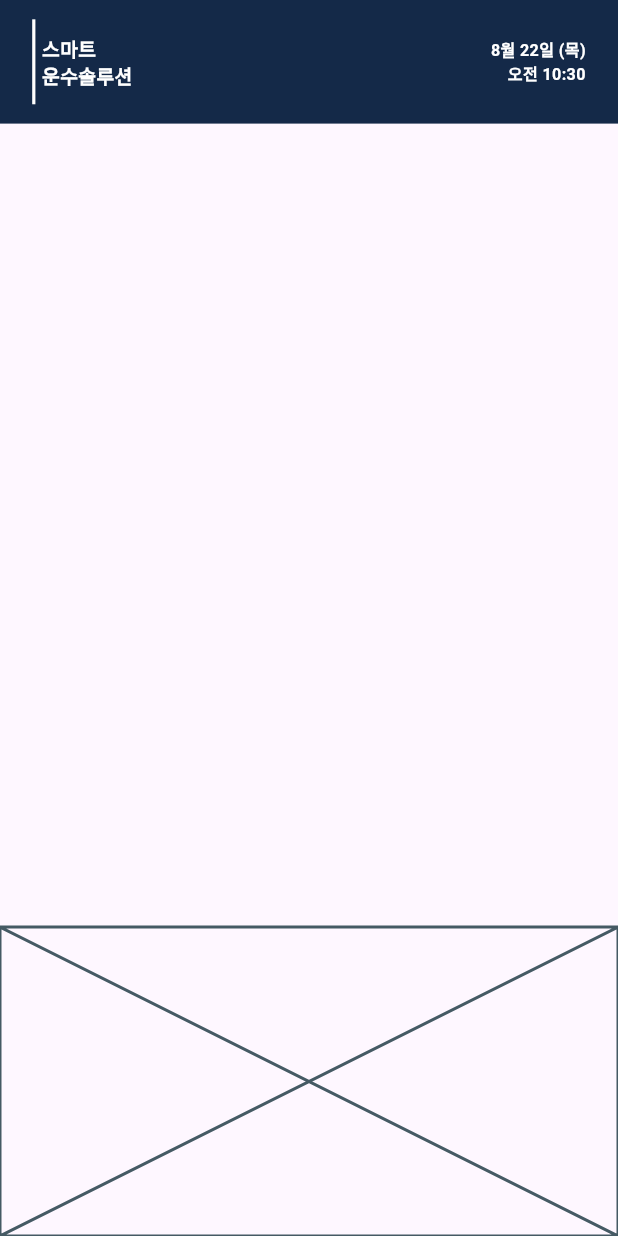
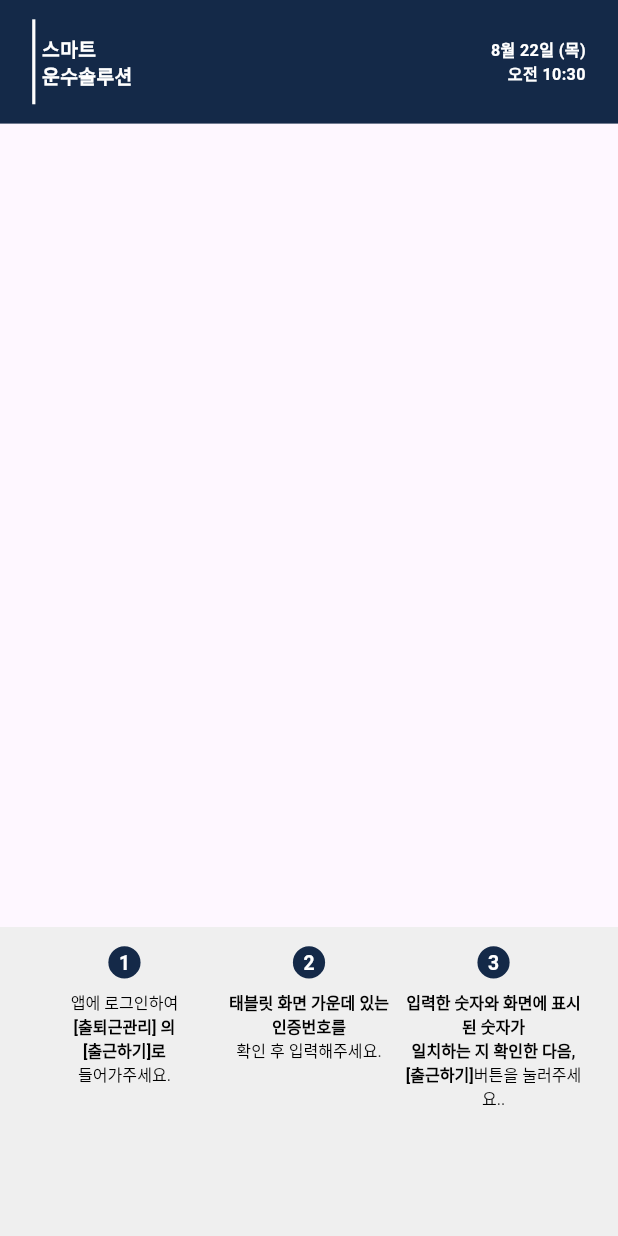
Before and after one commit to kikii-develope/integrated_attendance_check, a Flutter app: the screen it shows after launch, on a phone screen of 412 x 824 dp. Run offline on Flutter 3.47's test engine with Material 3 defaults, Android fonts, the light colour scheme and no system bars; our stand-ins replace flutter_screenutil.

Commit message:
footer 개발 완료

```diff
--- a/lib/footer.dart
+++ b/lib/footer.dart
@@ -1,10 +1,94 @@
 import 'package:flutter/material.dart';
+import 'package:flutter_screenutil/flutter_screenutil.dart';
 
 class Footer extends StatelessWidget {
   const Footer({super.key});
 
+  Widget DottedTitle({required int index}) {
+    return Container(
+      width: 40.sp,
+      height: 40.sp,
+      margin: EdgeInsets.only(bottom: 16.sp),
+      alignment: Alignment.center,
+      decoration: BoxDecoration(
+          borderRadius: BorderRadius.circular(25.sp),
+          color: const Color(0xff142948)),
+      child: Text(
+        index.toString(),
+        style: TextStyle(
+            color: Colors.white, fontSize: 24.sp, fontWeight: FontWeight.w600),
+      ),
+    );
+  }
+
   @override
   Widget build(BuildContext context) {
-    return const Placeholder();
+    return Container(
+      padding: EdgeInsets.symmetric(horizontal: 40.sp, vertical: 24.sp),
+      color: const Color(0xffEFEFEF),
+      child: Row(
+        mainAxisAlignment: MainAxisAlignment.spaceBetween,
+        children: [
+          Expanded(
+            flex: 1,
+            child: Column(
+              mainAxisAlignment: MainAxisAlignment.start,
+              children: [
+                DottedTitle(index: 1),
+                RichText(
+                    textAlign: TextAlign.center,
+                    text: TextSpan(
+                        text: "앱에 로그인하여\n",
+                        style: TextStyle(fontSize: 20.sp, color: Colors.black),
+                        children: const [
+                          TextSpan(
+                              text: "[출퇴근관리] 의\n[출근하기]로\n",
+                              style: TextStyle(fontWeight: FontWeight.w600)),
+                          TextSpan(text: "들어가주세요.")
+                        ]))
+              ],
+            ),
+          ),
+          Expanded(
+            flex: 1,
+            child: Column(
+              mainAxisAlignment: MainAxisAlignment.start,
+              children: [
+                DottedTitle(index: 2),
+                RichText(
+                    textAlign: TextAlign.center,
+                    text: TextSpan(
+                        text: "태블릿 화면 가운데 있는\n인증번호를\n",
+                        style: TextStyle(fontSize: 20.sp, color: Colors.black, fontWeight: FontWeight.w600),
+                        children: const [
+                          TextSpan(
+                              text: "확인 후 입력해주세요.",
+                              style: TextStyle(fontWeight: FontWeight.w400)),
+                        ]))
+              ],
+            ),
+          ),
+          Expanded(
+            flex: 1,
+            child: Column(
+              mainAxisAlignment: MainAxisAlignment.start,
+              children: [DottedTitle(index: 3),
+                RichText(
+                    textAlign: TextAlign.center,
+                    text: TextSpan(
+                        text: "입력한 숫자와 화면에 표시된 숫자가\n일치하는 지 확인한 다음,\n",
+                        style: TextStyle(fontSize: 20.sp, color: Colors.black, fontWeight: FontWeight.w600),
+                        children: const [
+                          TextSpan(text: "[출근하기]"),
+                          TextSpan(
+                              text: "버튼을 눌러주세요..",
+                              style: TextStyle(fontWeight: FontWeight.w400)),
+                        ]))
+              ],
+            ),
+          )
+        ],
+      ),
+    );
   }
 }
```
